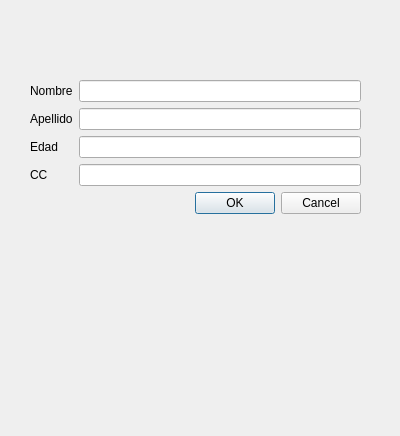
First picture: the form in Ingresar.ui, repository J00SUE/Prueba, before the edit.
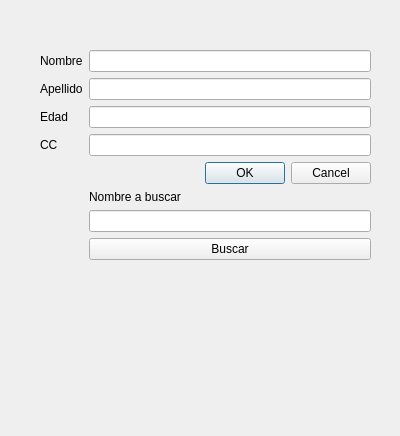
Second picture: the form after the edit.

Commit message: Funcion buscar

Diff of the .ui file:
```diff
--- a/Ingresar.ui
+++ b/Ingresar.ui
@@ -16,10 +16,10 @@
   <widget class="QWidget" name="formLayoutWidget">
    <property name="geometry">
     <rect>
-     <x>30</x>
-     <y>80</y>
+     <x>40</x>
+     <y>50</y>
      <width>331</width>
-     <height>221</height>
+     <height>333</height>
     </rect>
    </property>
    <layout class="QFormLayout" name="formLayout">
@@ -81,6 +81,30 @@
       </property>
      </widget>
     </item>
+    <item row="2" column="1">
+     <widget class="QLabel" name="sjajs">
+      <property name="text">
+       <string>Nombre a buscar</string>
+      </property>
+     </widget>
+    </item>
+    <item row="3" column="1">
+     <widget class="QLineEdit" name="Nombre_b"/>
+    </item>
+    <item row="4" column="1">
+     <widget class="QPushButton" name="Buscar">
+      <property name="text">
+       <string>Buscar</string>
+      </property>
+     </widget>
+    </item>
+    <item row="5" column="1">
+     <widget class="QLabel" name="label_5">
+      <property name="text">
+       <string/>
+      </property>
+     </widget>
+    </item>
    </layout>
   </widget>
  </widget>
```
The commit also changes 5 other files.
